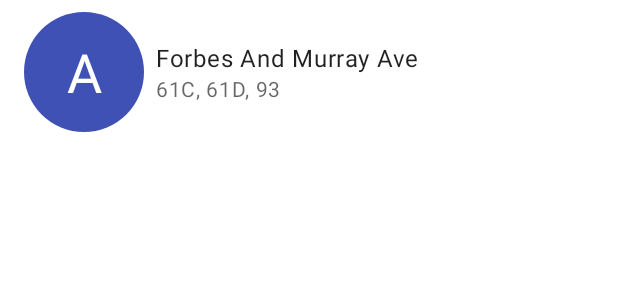
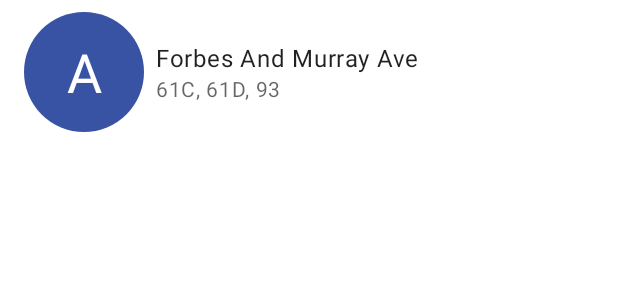
Before and after one commit to tjmadonna/BusWatch, an Android app: the layout list_item_favorites.xml on its own in the app's theme, with its tools: preview values and no code run, on a phone screen of 412 x 824 dp. Shown: the top 300 px of the screen. Run offline under Robolectric (Android 15) with nearby library versions, the phone set to English and light mode, and no system bars.

Commit message:
Set primary and primary dark colors in styles

```diff
--- a/app/src/main/res/drawable/background_route.xml
+++ b/app/src/main/res/drawable/background_route.xml
@@ -18,6 +18,6 @@
 <shape xmlns:android="http://schemas.android.com/apk/res/android"
     android:shape="oval" >
 
-    <solid android:color="@color/colorPrimary" />
+    <solid android:color="?colorPrimary" />
 
 </shape>
--- a/app/src/main/res/layout/list_item_favorites.xml
+++ b/app/src/main/res/layout/list_item_favorites.xml
@@ -21,7 +21,7 @@
         android:layout_height="0dp"
         android:gravity="center"
         android:padding="2dp"
-        app:circleColor="@color/colorPrimary"
+        app:circleColor="?colorPrimary"
         app:layout_constraintBottom_toBottomOf="parent"
         app:layout_constraintDimensionRatio="V,1:1"
         app:layout_constraintStart_toStartOf="parent"
--- a/app/src/main/res/layout/list_item_predictions.xml
+++ b/app/src/main/res/layout/list_item_predictions.xml
@@ -21,7 +21,7 @@
         android:layout_height="0dp"
         android:gravity="center"
         android:padding="2dp"
-        app:circleColor="@color/colorPrimary"
+        app:circleColor="?colorPrimary"
         app:layout_constraintBottom_toBottomOf="parent"
         app:layout_constraintDimensionRatio="V,1:1"
         app:layout_constraintStart_toStartOf="parent"
--- a/app/src/main/res/values/colors.xml
+++ b/app/src/main/res/values/colors.xml
@@ -16,7 +16,7 @@
   -->
 
 <resources>
-    <color name="colorPrimary">#3F51B5</color>
-    <color name="colorPrimaryDark">#303F9F</color>
-    <color name="colorAccent">#FF4081</color>
+    <color name="primary">#3953A4</color>
+    <color name="primaryDark">#2C407E</color>
+    <color name="secondary">#F6EB14</color>
 </resources>
--- a/app/src/main/res/values/styles.xml
+++ b/app/src/main/res/values/styles.xml
@@ -19,9 +19,9 @@
     <!-- Base application theme. -->
     <style name="AppTheme" parent="Theme.MaterialComponents.DayNight.DarkActionBar">
         <!-- Customize your theme here. -->
-        <item name="colorPrimary">@color/colorPrimary</item>
-        <item name="colorPrimaryDark">@color/colorPrimaryDark</item>
-        <item name="colorAccent">@color/colorAccent</item>
+        <item name="colorPrimary">@color/primary</item>
+        <item name="colorPrimaryDark">@color/primaryDark</item>
+        <item name="colorSecondary">@color/secondary</item>
     </style>
 
     <style name="AppTheme.NoActionBar" parent="@style/AppTheme">
```
